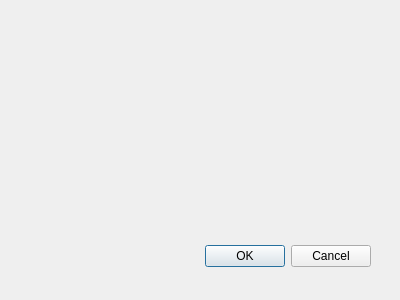
The window that sources/dialog.ui (denzor200/BiffGui) describes before a commit, drawn with Qt 5.
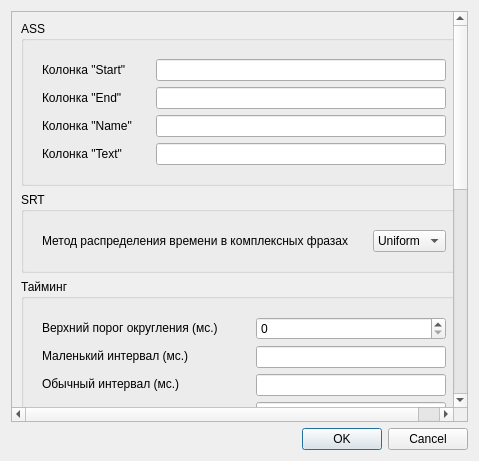
The same window after the commit.

Commit message: dialog.ui was implemented

The edit to the form file:
```diff
--- a/sources/dialog.ui
+++ b/sources/dialog.ui
@@ -6,29 +6,380 @@
    <rect>
     <x>0</x>
     <y>0</y>
-    <width>400</width>
-    <height>300</height>
+    <width>479</width>
+    <height>461</height>
    </rect>
   </property>
   <property name="windowTitle">
    <string>Dialog</string>
   </property>
-  <widget class="QDialogButtonBox" name="buttonBox">
-   <property name="geometry">
-    <rect>
-     <x>30</x>
-     <y>240</y>
-     <width>341</width>
-     <height>32</height>
-    </rect>
-   </property>
-   <property name="orientation">
-    <enum>Qt::Horizontal</enum>
-   </property>
-   <property name="standardButtons">
-    <set>QDialogButtonBox::Cancel|QDialogButtonBox::Ok</set>
-   </property>
-  </widget>
+  <layout class="QVBoxLayout" name="verticalLayout">
+   <item>
+    <widget class="QScrollArea" name="scrollArea">
+     <property name="widgetResizable">
+      <bool>true</bool>
+     </property>
+     <widget class="QWidget" name="scrollAreaWidgetContents">
+      <property name="geometry">
+       <rect>
+        <x>0</x>
+        <y>0</y>
+        <width>442</width>
+        <height>798</height>
+       </rect>
+      </property>
+      <layout class="QVBoxLayout" name="verticalLayout_2">
+       <item>
+        <widget class="QGroupBox" name="groupBox">
+         <property name="title">
+          <string>ASS</string>
+         </property>
+         <layout class="QHBoxLayout" name="horizontalLayout_5">
+          <item>
+           <widget class="QWidget" name="widget_7" native="true">
+            <layout class="QVBoxLayout" name="verticalLayout_11">
+             <item>
+              <widget class="QLabel" name="label_13">
+               <property name="text">
+                <string>Колонка &quot;Start&quot;</string>
+               </property>
+              </widget>
+             </item>
+             <item>
+              <widget class="QLabel" name="label_12">
+               <property name="text">
+                <string>Колонка &quot;End&quot;</string>
+               </property>
+              </widget>
+             </item>
+             <item>
+              <widget class="QLabel" name="label_11">
+               <property name="text">
+                <string>Колонка &quot;Name&quot;</string>
+               </property>
+              </widget>
+             </item>
+             <item>
+              <widget class="QLabel" name="label_10">
+               <property name="text">
+                <string>Колонка &quot;Text&quot;</string>
+               </property>
+              </widget>
+             </item>
+            </layout>
+           </widget>
+          </item>
+          <item>
+           <widget class="QWidget" name="widget_8" native="true">
+            <layout class="QVBoxLayout" name="verticalLayout_10">
+             <item>
+              <widget class="QLineEdit" name="lineEdit_11"/>
+             </item>
+             <item>
+              <widget class="QLineEdit" name="lineEdit_10"/>
+             </item>
+             <item>
+              <widget class="QLineEdit" name="lineEdit_9"/>
+             </item>
+             <item>
+              <widget class="QLineEdit" name="lineEdit_8"/>
+             </item>
+            </layout>
+           </widget>
+          </item>
+         </layout>
+        </widget>
+       </item>
+       <item>
+        <widget class="QGroupBox" name="groupBox_2">
+         <property name="title">
+          <string>SRT</string>
+         </property>
+         <layout class="QHBoxLayout" name="horizontalLayout_6">
+          <item>
+           <widget class="QWidget" name="widget_9" native="true">
+            <layout class="QVBoxLayout" name="verticalLayout_12">
+             <item>
+              <widget class="QLabel" name="label_14">
+               <property name="text">
+                <string>Метод распределения времени в комплексных фразах</string>
+               </property>
+              </widget>
+             </item>
+            </layout>
+           </widget>
+          </item>
+          <item>
+           <widget class="QWidget" name="widget_10" native="true">
+            <layout class="QVBoxLayout" name="verticalLayout_13">
+             <item>
+              <widget class="QComboBox" name="comboBox">
+               <item>
+                <property name="text">
+                 <string>Uniform</string>
+                </property>
+               </item>
+               <item>
+                <property name="text">
+                 <string>Fair</string>
+                </property>
+               </item>
+              </widget>
+             </item>
+            </layout>
+           </widget>
+          </item>
+         </layout>
+        </widget>
+       </item>
+       <item>
+        <widget class="QGroupBox" name="groupBox_4">
+         <property name="title">
+          <string>Тайминг</string>
+         </property>
+         <layout class="QHBoxLayout" name="horizontalLayout">
+          <item>
+           <widget class="QWidget" name="widget_2" native="true">
+            <layout class="QVBoxLayout" name="verticalLayout_4">
+             <item>
+              <widget class="QLabel" name="label">
+               <property name="text">
+                <string>Верхний порог округления (мс.)</string>
+               </property>
+              </widget>
+             </item>
+             <item>
+              <widget class="QLabel" name="label_2">
+               <property name="text">
+                <string>Маленький интервал (мс.)</string>
+               </property>
+              </widget>
+             </item>
+             <item>
+              <widget class="QLabel" name="label_5">
+               <property name="text">
+                <string>Обычный интервал (мс.)</string>
+               </property>
+              </widget>
+             </item>
+             <item>
+              <widget class="QLabel" name="label_4">
+               <property name="text">
+                <string>Большой интервал (мс.)</string>
+               </property>
+              </widget>
+             </item>
+             <item>
+              <widget class="QLabel" name="label_3">
+               <property name="text">
+                <string>Очень большой интервал (мс.)</string>
+               </property>
+              </widget>
+             </item>
+             <item>
+              <widget class="QLabel" name="label_15">
+               <property name="text">
+                <string>Слишком большой интервал (мс.)</string>
+               </property>
+              </widget>
+             </item>
+            </layout>
+           </widget>
+          </item>
+          <item>
+           <widget class="QWidget" name="widget" native="true">
+            <layout class="QVBoxLayout" name="verticalLayout_3">
+             <item>
+              <widget class="QSpinBox" name="spinBox"/>
+             </item>
+             <item>
+              <widget class="QLineEdit" name="lineEdit_5"/>
+             </item>
+             <item>
+              <widget class="QLineEdit" name="lineEdit_2"/>
+             </item>
+             <item>
+              <widget class="QLineEdit" name="lineEdit"/>
+             </item>
+             <item>
+              <widget class="QLineEdit" name="lineEdit_3"/>
+             </item>
+             <item>
+              <widget class="QLineEdit" name="lineEdit_4"/>
+             </item>
+            </layout>
+           </widget>
+          </item>
+         </layout>
+        </widget>
+       </item>
+       <item>
+        <widget class="QGroupBox" name="groupBox_3">
+         <property name="title">
+          <string>Стиль документа</string>
+         </property>
+         <layout class="QVBoxLayout" name="verticalLayout_9">
+          <item>
+           <widget class="QGroupBox" name="groupBox_6">
+            <property name="title">
+             <string>Нумерация страниц: Шрифт</string>
+            </property>
+            <layout class="QHBoxLayout" name="horizontalLayout_3">
+             <item>
+              <widget class="QWidget" name="widget_5" native="true">
+               <layout class="QVBoxLayout" name="verticalLayout_8">
+                <item>
+                 <widget class="QLabel" name="label_8">
+                  <property name="text">
+                   <string>Имя</string>
+                  </property>
+                 </widget>
+                </item>
+                <item>
+                 <widget class="QLabel" name="label_9">
+                  <property name="text">
+                   <string>Размер</string>
+                  </property>
+                 </widget>
+                </item>
+               </layout>
+              </widget>
+             </item>
+             <item>
+              <widget class="QFrame" name="frame">
+               <property name="frameShape">
+                <enum>QFrame::StyledPanel</enum>
+               </property>
+               <property name="frameShadow">
+                <enum>QFrame::Raised</enum>
+               </property>
+               <layout class="QVBoxLayout" name="verticalLayout_7">
+                <item>
+                 <widget class="QLineEdit" name="lineEdit_7"/>
+                </item>
+                <item>
+                 <widget class="QDoubleSpinBox" name="doubleSpinBox_2"/>
+                </item>
+               </layout>
+              </widget>
+             </item>
+            </layout>
+           </widget>
+          </item>
+          <item>
+           <widget class="QGroupBox" name="groupBox_5">
+            <property name="title">
+             <string>Главный шрифт</string>
+            </property>
+            <layout class="QHBoxLayout" name="horizontalLayout_2">
+             <item>
+              <widget class="QWidget" name="widget_4" native="true">
+               <layout class="QVBoxLayout" name="verticalLayout_5">
+                <item>
+                 <widget class="QLabel" name="label_6">
+                  <property name="text">
+                   <string>Имя</string>
+                  </property>
+                 </widget>
+                </item>
+                <item>
+                 <widget class="QLabel" name="label_7">
+                  <property name="text">
+                   <string>Размер</string>
+                  </property>
+                 </widget>
+                </item>
+               </layout>
+              </widget>
+             </item>
+             <item>
+              <widget class="QWidget" name="widget_3" native="true">
+               <layout class="QVBoxLayout" name="verticalLayout_6">
+                <item>
+                 <widget class="QLineEdit" name="lineEdit_6"/>
+                </item>
+                <item>
+                 <widget class="QDoubleSpinBox" name="doubleSpinBox"/>
+                </item>
+               </layout>
+              </widget>
+             </item>
+            </layout>
+           </widget>
+          </item>
+          <item>
+           <widget class="QWidget" name="widget_6" native="true">
+            <layout class="QHBoxLayout" name="horizontalLayout_4">
+             <item>
+              <spacer name="horizontalSpacer">
+               <property name="orientation">
+                <enum>Qt::Horizontal</enum>
+               </property>
+               <property name="sizeHint" stdset="0">
+                <size>
+                 <width>270</width>
+                 <height>20</height>
+                </size>
+               </property>
+              </spacer>
+             </item>
+             <item>
+              <widget class="QCheckBox" name="checkBox">
+               <property name="text">
+                <string>Отключить тэги</string>
+               </property>
+              </widget>
+             </item>
+            </layout>
+           </widget>
+          </item>
+         </layout>
+        </widget>
+       </item>
+       <item>
+        <widget class="QGroupBox" name="groupBox_7">
+         <property name="title">
+          <string>Дополнительно</string>
+         </property>
+         <layout class="QHBoxLayout" name="horizontalLayout_7">
+          <item>
+           <spacer name="horizontalSpacer_2">
+            <property name="orientation">
+             <enum>Qt::Horizontal</enum>
+            </property>
+            <property name="sizeHint" stdset="0">
+             <size>
+              <width>40</width>
+              <height>20</height>
+             </size>
+            </property>
+           </spacer>
+          </item>
+          <item>
+           <widget class="QCheckBox" name="checkBox_2">
+            <property name="text">
+             <string>Включить расширенную звуковую тему</string>
+            </property>
+           </widget>
+          </item>
+         </layout>
+        </widget>
+       </item>
+      </layout>
+     </widget>
+    </widget>
+   </item>
+   <item>
+    <widget class="QDialogButtonBox" name="buttonBox">
+     <property name="orientation">
+      <enum>Qt::Horizontal</enum>
+     </property>
+     <property name="standardButtons">
+      <set>QDialogButtonBox::Cancel|QDialogButtonBox::Ok</set>
+     </property>
+    </widget>
+   </item>
+  </layout>
  </widget>
  <resources/>
  <connections>
```
